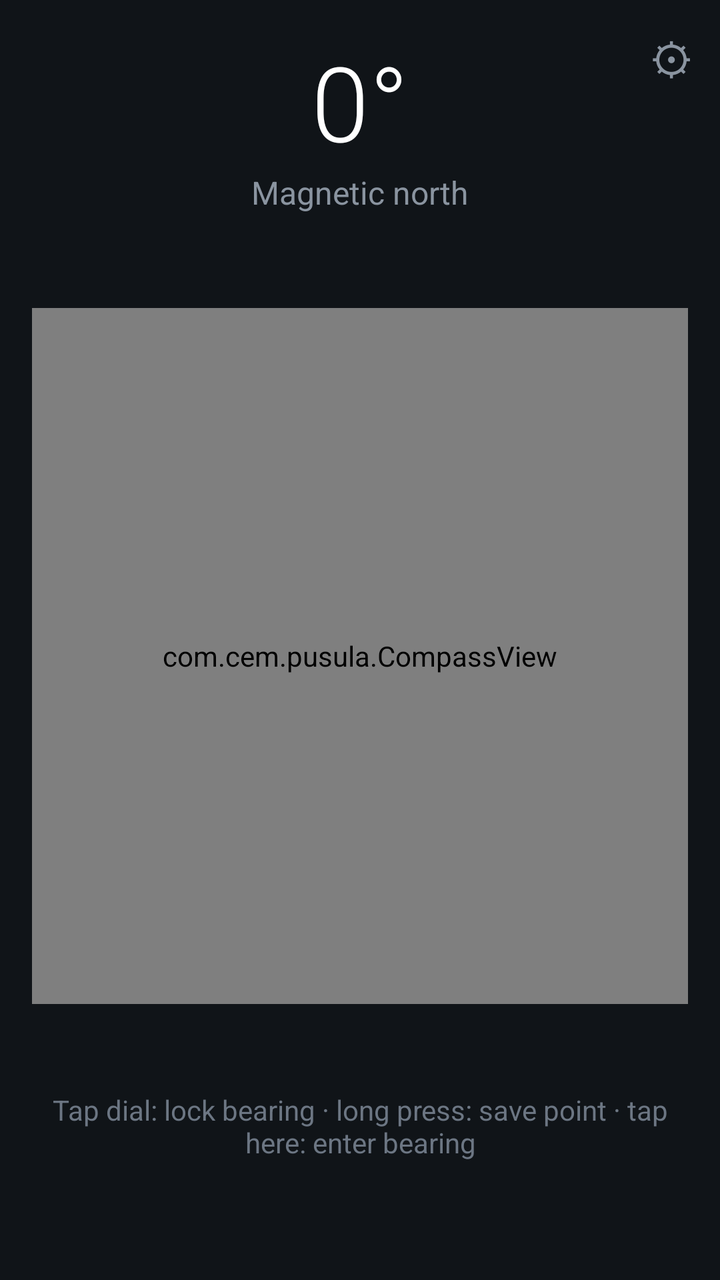
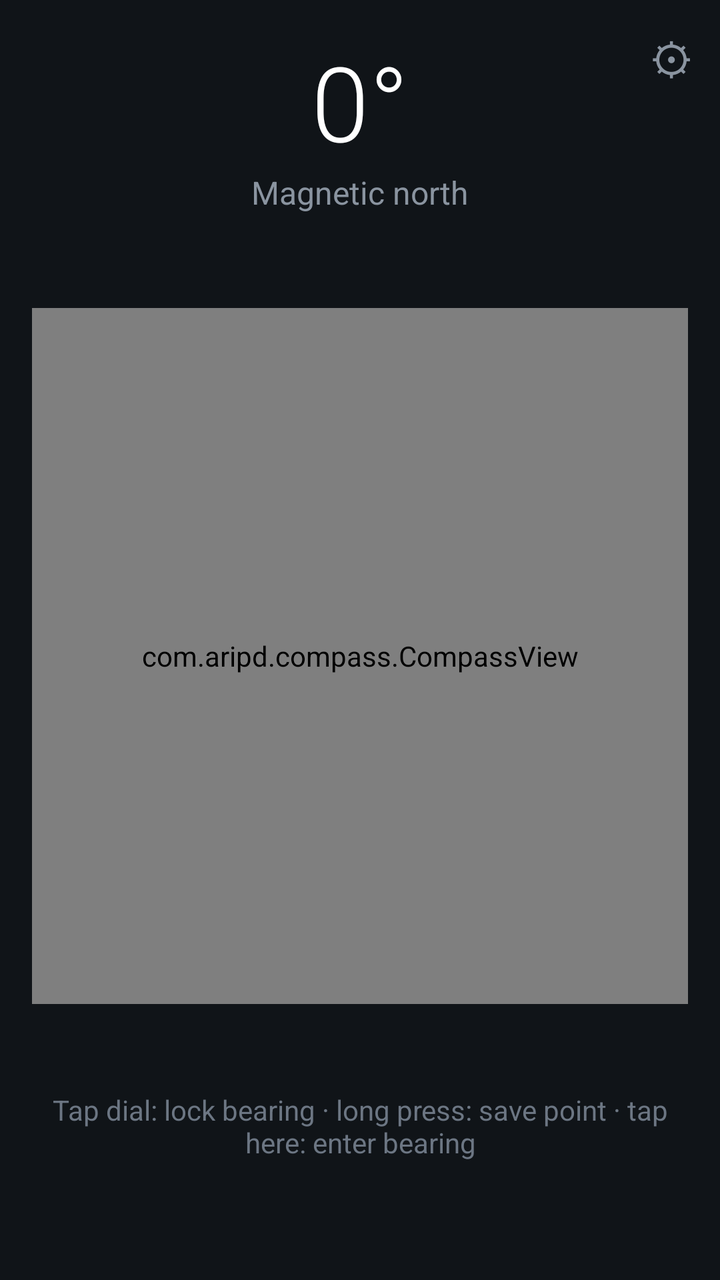

The first picture is an Android layout as it rendered before a commit; the second is the same layout after the commit. The layout source and the unified diff follow.
<!-- AndroidManifest.xml: application theme android:Theme.Material.NoActionBar -->
<!-- res/layout/activity_main.xml -->
<?xml version="1.0" encoding="utf-8"?>
<FrameLayout xmlns:android="http://schemas.android.com/apk/res/android"
    android:id="@+id/root"
    android:layout_width="match_parent"
    android:layout_height="match_parent"
    android:background="#FF101418">

    <LinearLayout
    android:layout_width="match_parent"
    android:layout_height="match_parent"
    android:orientation="vertical"
    android:gravity="center"
    android:padding="16dp">

    <TextView
        android:id="@+id/degreeText"
        android:layout_width="wrap_content"
        android:layout_height="wrap_content"
        android:text="0°"
        android:textColor="#FFFFFFFF"
        android:textSize="52sp"
        android:fontFamily="sans-serif-light" />

    <TextView
        android:id="@+id/directionText"
        android:layout_width="wrap_content"
        android:layout_height="wrap_content"
        android:layout_marginBottom="8dp"
        android:importantForAccessibility="no"
        android:text="@string/magnetic_north"
        android:textColor="#FF8A94A0"
        android:textSize="16sp" />

    <TextView
        android:id="@+id/infoText"
        android:layout_width="match_parent"
        android:layout_height="wrap_content"
        android:layout_marginBottom="8dp"
        android:gravity="center"
        android:padding="6dp"
        android:text=""
        android:textColor="#FF8A94A0"
        android:textSize="14sp" />

    <com.cem.pusula.CompassView
        android:id="@+id/compassView"
        android:layout_width="match_parent"
        android:layout_height="0dp"
        android:layout_weight="1" />

                <TextView
                android:id="@+id/marksText"
                android:layout_width="match_parent"
                android:layout_height="wrap_content"
                android:gravity="center"
                android:minLines="2"
                android:paddingStart="6dp"
                android:paddingEnd="6dp"
                android:text=""
                android:textColor="#FF8A94A0"
                android:textSize="14sp" />

        <TextView
        android:id="@+id/locationText"
        android:layout_width="match_parent"
        android:layout_height="wrap_content"
        android:gravity="center"
        android:padding="6dp"
        android:text=""
        android:textColor="#FF8A94A0"
        android:textSize="13sp"
        android:visibility="gone" />

    <TextView
        android:id="@+id/targetText"
        android:layout_width="match_parent"
        android:layout_height="wrap_content"
        android:layout_marginTop="8dp"
        android:gravity="center"
        android:minLines="2"
        android:text="@string/target_hint"
        android:textColor="#FF6C7683"
        android:textSize="14sp" />

    <TextView
        android:id="@+id/statusText"
        android:layout_width="match_parent"
        android:layout_height="wrap_content"
        android:layout_marginTop="8dp"
        android:gravity="center"
        android:minLines="2"
        android:accessibilityLiveRegion="polite"
        android:text=""
        android:textColor="#FFE0A030"
        android:textSize="14sp" />

</LinearLayout>

    <TextView
        android:id="@+id/settingsButton"
        android:minWidth="48dp"
        android:minHeight="48dp"
        android:gravity="center"
        android:layout_width="wrap_content"
        android:layout_height="wrap_content"
        android:layout_gravity="top|end"
        android:contentDescription="@string/settings_open"
        android:padding="14dp"
        android:text="\u2699"
        android:textColor="#FF8A94A0"
        android:textSize="22sp" />

</FrameLayout>
<!-- resources referenced by this layout -->
<resources>
  <string name="magnetic_north">Magnetic north</string>
  <string name="settings_open">Settings</string>
  <string name="target_hint">Tap dial: lock bearing · long press: save point · tap here: enter bearing</string>
</resources>

<!-- the commit's change to res/layout/activity_main.xml (unified diff, before → after) -->
@@ -42,7 +42,7 @@
         android:textColor="#FF8A94A0"
         android:textSize="14sp" />
 
-    <com.cem.pusula.CompassView
+    <com.aripd.compass.CompassView
         android:id="@+id/compassView"
         android:layout_width="match_parent"
         android:layout_height="0dp"
